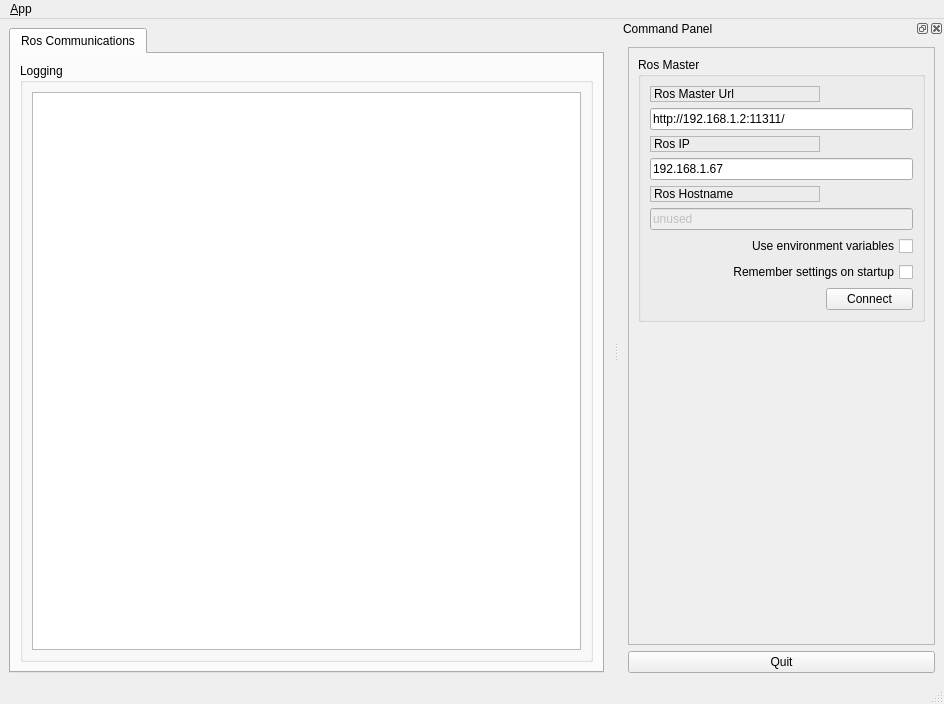
Above: sensor_scope/ui/main_window.ui from shadow-robot/sr-visualization before the change. Below: the same form after it.
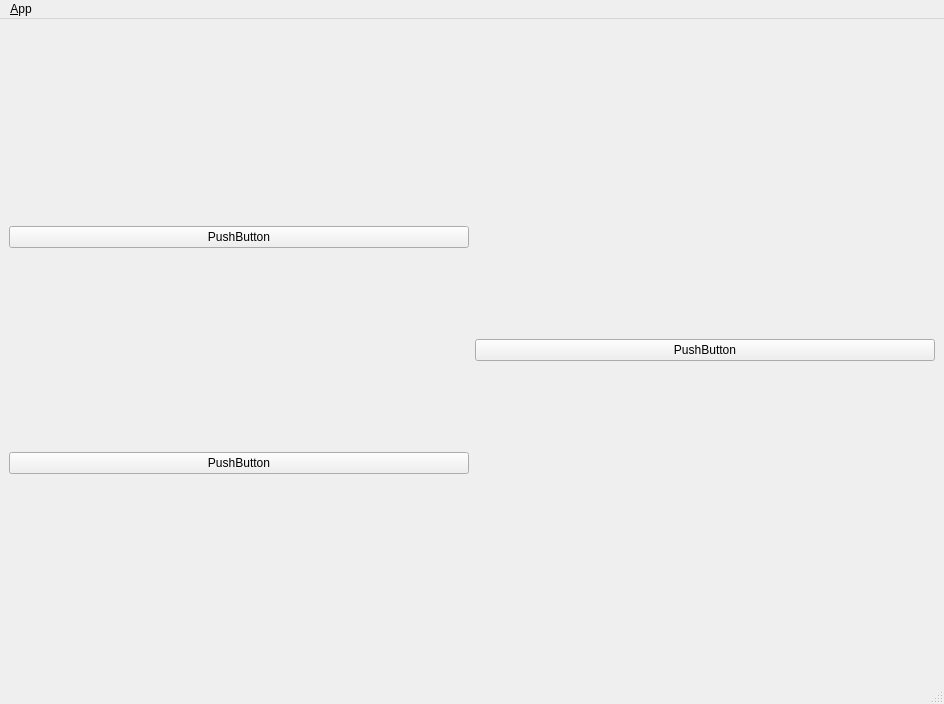
That is the form after the change. Icons and pictures are not drawn.

Commit message: displaying a glwidget maximized in the gl_layout from the ui file

The edit to the form file:
```diff
--- a/sensor_scope/ui/main_window.ui
+++ b/sensor_scope/ui/main_window.ui
@@ -23,45 +23,36 @@
   <widget class="QWidget" name="centralwidget">
    <layout class="QHBoxLayout">
     <item>
-     <widget class="QTabWidget" name="tab_manager">
-      <property name="minimumSize">
-       <size>
-        <width>100</width>
-        <height>0</height>
-       </size>
-      </property>
-      <property name="locale">
-       <locale language="English" country="Australia"/>
-      </property>
-      <property name="currentIndex">
-       <number>0</number>
-      </property>
-      <widget class="QWidget" name="tab_status">
-       <attribute name="title">
-        <string>Ros Communications</string>
-       </attribute>
-       <layout class="QVBoxLayout" name="verticalLayout_2">
-        <item>
-         <widget class="QGroupBox" name="groupBox_12">
-          <property name="sizePolicy">
-           <sizepolicy hsizetype="MinimumExpanding" vsizetype="Preferred">
-            <horstretch>0</horstretch>
-            <verstretch>0</verstretch>
-           </sizepolicy>
-          </property>
-          <property name="title">
-           <string>Logging</string>
-          </property>
-          <layout class="QGridLayout" name="gridLayout_3">
-           <item row="0" column="0">
-            <widget class="QListView" name="view_logging"/>
-           </item>
-          </layout>
-         </widget>
-        </item>
-       </layout>
-      </widget>
-     </widget>
+     <layout class="QVBoxLayout" name="verticalLayout_4">
+      <item>
+       <widget class="QPushButton" name="pushButton">
+        <property name="text">
+         <string>PushButton</string>
+        </property>
+       </widget>
+      </item>
+      <item>
+       <widget class="QPushButton" name="pushButton_2">
+        <property name="text">
+         <string>PushButton</string>
+        </property>
+       </widget>
+      </item>
+     </layout>
+    </item>
+    <item>
+     <layout class="QVBoxLayout" name="verticalLayout_2">
+      <item>
+       <layout class="QVBoxLayout" name="gl_layout"/>
+      </item>
+      <item>
+       <widget class="QPushButton" name="pushButton_3">
+        <property name="text">
+         <string>PushButton</string>
+        </property>
+       </widget>
+      </item>
+     </layout>
     </item>
    </layout>
   </widget>
@@ -88,204 +79,6 @@
    <addaction name="menu_File"/>
   </widget>
   <widget class="QStatusBar" name="statusbar"/>
-  <widget class="QDockWidget" name="dock_status">
-   <property name="sizePolicy">
-    <sizepolicy hsizetype="Minimum" vsizetype="Preferred">
-     <horstretch>0</horstretch>
-     <verstretch>0</verstretch>
-    </sizepolicy>
-   </property>
-   <property name="minimumSize">
-    <size>
-     <width>325</width>
-     <height>368</height>
-    </size>
-   </property>
-   <property name="allowedAreas">
-    <set>Qt::RightDockWidgetArea</set>
-   </property>
-   <property name="windowTitle">
-    <string>Command Panel</string>
-   </property>
-   <attribute name="dockWidgetArea">
-    <number>2</number>
-   </attribute>
-   <widget class="QWidget" name="dockWidgetContents_2">
-    <layout class="QVBoxLayout" name="verticalLayout">
-     <item>
-      <widget class="QFrame" name="frame">
-       <property name="sizePolicy">
-        <sizepolicy hsizetype="Minimum" vsizetype="Preferred">
-         <horstretch>0</horstretch>
-         <verstretch>0</verstretch>
-        </sizepolicy>
-       </property>
-       <property name="frameShape">
-        <enum>QFrame::StyledPanel</enum>
-       </property>
-       <property name="frameShadow">
-        <enum>QFrame::Raised</enum>
-       </property>
-       <layout class="QVBoxLayout" name="verticalLayout_3">
-        <item>
-         <widget class="QGroupBox" name="groupBox">
-          <property name="title">
-           <string>Ros Master</string>
-          </property>
-          <layout class="QGridLayout" name="gridLayout">
-           <item row="0" column="0">
-            <widget class="QLabel" name="label">
-             <property name="frameShape">
-              <enum>QFrame::StyledPanel</enum>
-             </property>
-             <property name="frameShadow">
-              <enum>QFrame::Raised</enum>
-             </property>
-             <property name="text">
-              <string>Ros Master Url</string>
-             </property>
-            </widget>
-           </item>
-           <item row="1" column="0" colspan="2">
-            <widget class="QLineEdit" name="line_edit_master">
-             <property name="text">
-              <string>http://192.168.1.2:11311/</string>
-             </property>
-            </widget>
-           </item>
-           <item row="2" column="0">
-            <widget class="QLabel" name="label_2">
-             <property name="frameShape">
-              <enum>QFrame::StyledPanel</enum>
-             </property>
-             <property name="frameShadow">
-              <enum>QFrame::Raised</enum>
-             </property>
-             <property name="text">
-              <string>Ros IP</string>
-             </property>
-            </widget>
-           </item>
-           <item row="3" column="0" colspan="2">
-            <widget class="QLineEdit" name="line_edit_host">
-             <property name="text">
-              <string>192.168.1.67</string>
-             </property>
-            </widget>
-           </item>
-           <item row="4" column="0">
-            <widget class="QLabel" name="label_3">
-             <property name="frameShape">
-              <enum>QFrame::StyledPanel</enum>
-             </property>
-             <property name="frameShadow">
-              <enum>QFrame::Raised</enum>
-             </property>
-             <property name="text">
-              <string>Ros Hostname</string>
-             </property>
-            </widget>
-           </item>
-           <item row="5" column="0" colspan="2">
-            <widget class="QLineEdit" name="line_edit_topic">
-             <property name="enabled">
-              <bool>false</bool>
-             </property>
-             <property name="text">
-              <string>unused</string>
-             </property>
-            </widget>
-           </item>
-           <item row="6" column="0" colspan="2">
-            <widget class="QCheckBox" name="checkbox_use_environment">
-             <property name="layoutDirection">
-              <enum>Qt::RightToLeft</enum>
-             </property>
-             <property name="text">
-              <string>Use environment variables</string>
-             </property>
-            </widget>
-           </item>
-           <item row="7" column="0" colspan="2">
-            <widget class="QCheckBox" name="checkbox_remember_settings">
-             <property name="layoutDirection">
-              <enum>Qt::RightToLeft</enum>
-             </property>
-             <property name="text">
-              <string>Remember settings on startup</string>
-             </property>
-            </widget>
-           </item>
-           <item row="8" column="0">
-            <spacer name="horizontalSpacer">
-             <property name="orientation">
-              <enum>Qt::Horizontal</enum>
-             </property>
-             <property name="sizeHint" stdset="0">
-              <size>
-               <width>170</width>
-               <height>21</height>
-              </size>
-             </property>
-            </spacer>
-           </item>
-           <item row="8" column="1">
-            <widget class="QPushButton" name="button_connect">
-             <property name="enabled">
-              <bool>true</bool>
-             </property>
-             <property name="sizePolicy">
-              <sizepolicy hsizetype="MinimumExpanding" vsizetype="Fixed">
-               <horstretch>0</horstretch>
-               <verstretch>0</verstretch>
-              </sizepolicy>
-             </property>
-             <property name="toolTip">
-              <string>Set the target to the current joint trajectory state.</string>
-             </property>
-             <property name="statusTip">
-              <string>Clear all waypoints and set the target to the current joint trajectory state.</string>
-             </property>
-             <property name="text">
-              <string>Connect</string>
-             </property>
-            </widget>
-           </item>
-          </layout>
-         </widget>
-        </item>
-        <item>
-         <spacer name="verticalSpacer_3">
-          <property name="orientation">
-           <enum>Qt::Vertical</enum>
-          </property>
-          <property name="sizeHint" stdset="0">
-           <size>
-            <width>20</width>
-            <height>233</height>
-           </size>
-          </property>
-         </spacer>
-        </item>
-       </layout>
-      </widget>
-     </item>
-     <item>
-      <widget class="QPushButton" name="quit_button">
-       <property name="sizePolicy">
-        <sizepolicy hsizetype="MinimumExpanding" vsizetype="Fixed">
-         <horstretch>0</horstretch>
-         <verstretch>0</verstretch>
-        </sizepolicy>
-       </property>
-       <property name="text">
-        <string>Quit</string>
-       </property>
-      </widget>
-     </item>
-    </layout>
-   </widget>
-  </widget>
   <action name="action_Quit">
    <property name="text">
     <string>&amp;Quit</string>
```
Left out of the diff: 18 changed lines with no effect on the pictures. The commit also changes 8 other files.
